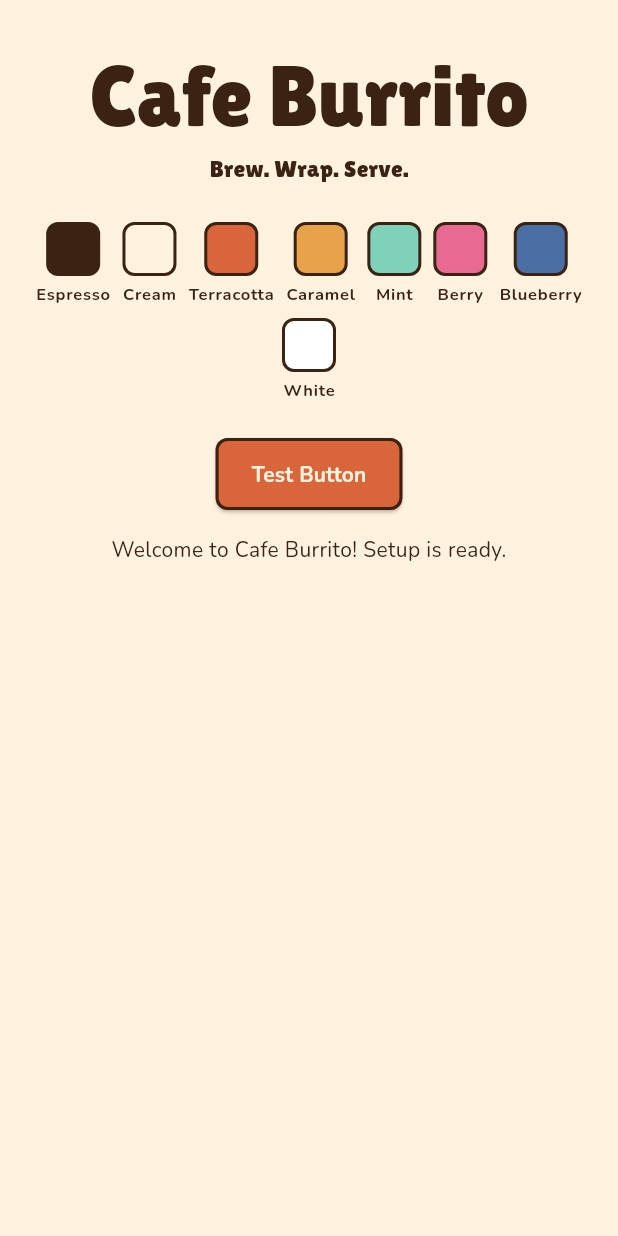
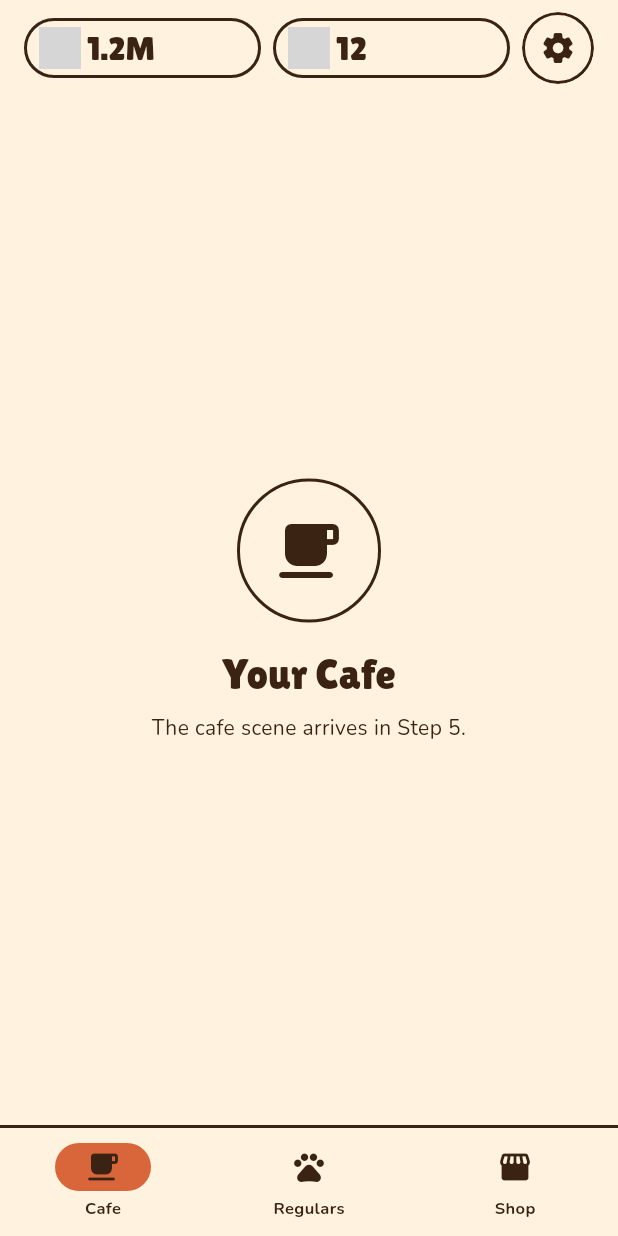
Before and after one commit to sisodiyaashraf/cafe_burrito, a Flutter app: the screen it shows after launch, on a phone screen of 412 x 824 dp. Run offline on Flutter 3.47's test engine with Material 3 defaults, Android fonts, the phone set to English and light mode, and no system bars; our stand-ins replace google_fonts, hive_flutter; accounts and stored records are empty; grey boxes are pictures that could not be loaded.

Commit message:
feat: implement app shell, navigation, HUD, and initial UI screens

```diff
--- a/lib/app.dart
+++ b/lib/app.dart
@@ -1,6 +1,6 @@
 import 'package:flutter/material.dart';
 import 'package:cafe_burrito/core/theme/app_theme.dart';
-import 'package:cafe_burrito/features/cafe/presentation/setup_check_screen.dart';
+import 'package:cafe_burrito/features/cafe/presentation/app_shell.dart';
 
 class CafeBurritoApp extends StatelessWidget {
   const CafeBurritoApp({super.key});
@@ -11,7 +11,7 @@ class CafeBurritoApp extends StatelessWidget {
       title: 'Cafe Burrito',
       debugShowCheckedModeBanner: false,
       theme: AppTheme.light,
-      home: const SetupCheckScreen(),
+      home: const AppShell(),
     );
   }
 }
--- a/lib/core/theme/app_theme.dart
+++ b/lib/core/theme/app_theme.dart
@@ -20,11 +20,13 @@ class AppTheme {
       onError: AppColors.cream,
     );
 
+    final textTheme = createAppTextTheme();
+
     return ThemeData(
       useMaterial3: true,
       colorScheme: colorScheme,
       scaffoldBackgroundColor: AppColors.cream,
-      textTheme: createAppTextTheme(),
+      textTheme: textTheme,
       appBarTheme: const AppBarTheme(
         backgroundColor: AppColors.cream,
         foregroundColor: AppColors.espresso,
@@ -59,6 +61,21 @@ class AppTheme {
           ),
         ),
       ),
+      navigationBarTheme: NavigationBarThemeData(
+        backgroundColor: AppColors.cream,
+        indicatorColor: AppColors.terracotta,
+        elevation: 0,
+        height: 72,
+        iconTheme: const WidgetStatePropertyAll(
+          IconThemeData(color: AppColors.espresso),
+        ),
+        labelTextStyle: WidgetStatePropertyAll(
+          textTheme.labelSmall?.copyWith(
+            color: AppColors.espresso,
+            fontWeight: FontWeight.bold,
+          ),
+        ),
+      ),
     );
   }
 }
--- /dev/null
+++ b/lib/core/utils/number_formatter.dart
@@ -0,0 +1,35 @@
+String formatCompact(double value) {
+  if (value.isNaN || value <= 0) {
+    return '0';
+  }
+  if (value < 1000) {
+    return value.floor().toString();
+  }
+
+  const suffixes = [
+    (1e18, 'Qi'),
+    (1e15, 'Qa'),
+    (1e12, 'T'),
+    (1e9, 'B'),
+    (1e6, 'M'),
+    (1e3, 'K'),
+  ];
+
+  for (final entry in suffixes) {
+    final divisor = entry.$1;
+    final suffix = entry.$2;
+    if (value >= divisor) {
+      final scaled = value / divisor;
+      final tenthsTotal = (scaled * 10 + 1e-9).floor();
+      final whole = tenthsTotal ~/ 10;
+      final tenths = tenthsTotal % 10;
+
+      if (tenths == 0) {
+        return '$whole$suffix';
+      }
+      return '$whole.$tenths$suffix';
+    }
+  }
+
+  return value.floor().toString();
+}
--- /dev/null
+++ b/lib/core/widgets/asset_image_with_fallback.dart
@@ -0,0 +1,27 @@
+import 'package:flutter/material.dart';
+
+class AssetImageWithFallback extends StatelessWidget {
+  const AssetImageWithFallback({
+    super.key,
+    required this.assetPath,
+    required this.fallback,
+    this.size,
+    this.fit = BoxFit.contain,
+  });
+
+  final String assetPath;
+  final Widget fallback;
+  final double? size;
+  final BoxFit fit;
+
+  @override
+  Widget build(BuildContext context) {
+    return Image.asset(
+      assetPath,
+      width: size,
+      height: size,
+      fit: fit,
+      errorBuilder: (context, error, stackTrace) => fallback,
+    );
+  }
+}
--- /dev/null
+++ b/lib/core/widgets/placeholder_panel.dart
@@ -0,0 +1,67 @@
+import 'package:flutter/material.dart';
+import 'package:cafe_burrito/core/constants/app_sizes.dart';
+import 'package:cafe_burrito/core/theme/app_colors.dart';
+
+class PlaceholderPanel extends StatelessWidget {
+  const PlaceholderPanel({
+    super.key,
+    required this.icon,
+    required this.title,
+    required this.subtitle,
+  });
+
+  final IconData icon;
+  final String title;
+  final String subtitle;
+
+  @override
+  Widget build(BuildContext context) {
+    final textTheme = Theme.of(context).textTheme;
+
+    return Center(
+      child: SingleChildScrollView(
+        padding: const EdgeInsets.all(AppSizes.md),
+        child: Column(
+          mainAxisSize: MainAxisSize.min,
+          crossAxisAlignment: CrossAxisAlignment.center,
+          children: [
+            Container(
+              width: 96,
+              height: 96,
+              decoration: const BoxDecoration(
+                color: AppColors.cream,
+                shape: BoxShape.circle,
+                border: Border.fromBorderSide(
+                  BorderSide(
+                    color: AppColors.espresso,
+                    width: AppSizes.outlineWidth,
+                  ),
+                ),
+              ),
+              child: Icon(
+                icon,
+                size: 48,
+                color: AppColors.espresso,
+              ),
+            ),
+            const SizedBox(height: AppSizes.md),
+            Text(
+              title,
+              style: textTheme.headlineMedium,
+              textAlign: TextAlign.center,
+            ),
+            const SizedBox(height: AppSizes.sm),
+            ConstrainedBox(
+              constraints: const BoxConstraints(maxWidth: 320),
+              child: Text(
+                subtitle,
+                style: textTheme.bodyMedium,
+                textAlign: TextAlign.center,
+              ),
+            ),
+          ],
+        ),
+      ),
+    );
+  }
+}
--- /dev/null
+++ b/lib/features/cafe/presentation/app_shell.dart
@@ -0,0 +1,93 @@
+import 'package:flutter/material.dart';
+import 'package:cafe_burrito/core/constants/app_sizes.dart';
+import 'package:cafe_burrito/core/theme/app_colors.dart';
+import 'package:cafe_burrito/features/cafe/presentation/cafe_screen.dart';
+import 'package:cafe_burrito/features/hud/presentation/hud_bar.dart';
+import 'package:cafe_burrito/features/regulars/presentation/regulars_screen.dart';
+import 'package:cafe_burrito/features/settings/presentation/settings_screen.dart';
+import 'package:cafe_burrito/features/shop/presentation/shop_screen.dart';
+
+const double _tempCoins = 1250000;
+const double _tempGoldenBeans = 12;
+
+class AppShell extends StatefulWidget {
+  const AppShell({super.key});
+
+  @override
+  State<AppShell> createState() => _AppShellState();
+}
+
+class _AppShellState extends State<AppShell> {
+  int _selectedIndex = 0;
+
+  static const List<Widget> _screens = [
+    CafeScreen(),
+    RegularsScreen(),
+    ShopScreen(),
+  ];
+
+  void _onSettingsTap() {
+    Navigator.push(
+      context,
+      MaterialPageRoute<void>(
+        builder: (context) => const SettingsScreen(),
+      ),
+    );
+  }
+
+  @override
+  Widget build(BuildContext context) {
+    return Scaffold(
+      body: SafeArea(
+        bottom: false,
+        child: Column(
+          children: [
+            HudBar(
+              coins: _tempCoins,
+              goldenBeans: _tempGoldenBeans,
+              onSettingsTap: _onSettingsTap,
+            ),
+            Expanded(
+              child: IndexedStack(
+                index: _selectedIndex,
+                children: _screens,
+              ),
+            ),
+          ],
+        ),
+      ),
+      bottomNavigationBar: Container(
+        decoration: const BoxDecoration(
+          border: Border(
+            top: BorderSide(
+              color: AppColors.espresso,
+              width: AppSizes.outlineWidth,
+            ),
+          ),
+        ),
+        child: NavigationBar(
+          selectedIndex: _selectedIndex,
+          onDestinationSelected: (index) {
+            setState(() {
+              _selectedIndex = index;
+            });
+          },
+          destinations: const [
+            NavigationDestination(
+              icon: Icon(Icons.local_cafe_rounded),
+              label: 'Cafe',
+            ),
+            NavigationDestination(
+              icon: Icon(Icons.pets_rounded),
+              label: 'Regulars',
+            ),
+            NavigationDestination(
+              icon: Icon(Icons.storefront_rounded),
+              label: 'Shop',
+            ),
+          ],
+        ),
+      ),
+    );
+  }
+}
--- /dev/null
+++ b/lib/features/cafe/presentation/cafe_screen.dart
@@ -0,0 +1,15 @@
+import 'package:flutter/material.dart';
+import 'package:cafe_burrito/core/widgets/placeholder_panel.dart';
+
+class CafeScreen extends StatelessWidget {
+  const CafeScreen({super.key});
+
+  @override
+  Widget build(BuildContext context) {
+    return const PlaceholderPanel(
+      icon: Icons.local_cafe_rounded,
+      title: 'Your Cafe',
+      subtitle: 'The cafe scene arrives in Step 5.',
+    );
+  }
+}
--- a/lib/features/cafe/presentation/palette_swatches.dart
+++ /dev/null
@@ -1,50 +0,0 @@
-import 'package:flutter/material.dart';
-import 'package:cafe_burrito/core/constants/app_sizes.dart';
-import 'package:cafe_burrito/core/theme/app_colors.dart';
-
-class PaletteSwatches extends StatelessWidget {
-  const PaletteSwatches({super.key});
-
-  static const List<(String, Color)> _swatches = [
-    ('Espresso', AppColors.espresso),
-    ('Cream', AppColors.cream),
-    ('Terracotta', AppColors.terracotta),
-    ('Caramel', AppColors.caramel),
-    ('Mint', AppColors.mint),
-    ('Berry', AppColors.berry),
-    ('Blueberry', AppColors.blueberry),
-    ('White', AppColors.white),
-  ];
-
-  @override
-  Widget build(BuildContext context) {
-    final textStyle = Theme.of(context).textTheme.labelSmall;
-
-    return Wrap(
-      spacing: AppSizes.sm,
-      runSpacing: AppSizes.sm,
-      alignment: WrapAlignment.center,
-      children: _swatches.map((item) {
-        return Column(
-          mainAxisSize: MainAxisSize.min,
-          children: [
-            Container(
-              width: 36,
-              height: 36,
-              decoration: BoxDecoration(
-                color: item.$2,
-                borderRadius: BorderRadius.circular(AppSizes.radiusSm),
-                border: Border.all(
-                  color: AppColors.espresso,
-                  width: AppSizes.outlineWidth,
-                ),
-              ),
-            ),
-            const SizedBox(height: AppSizes.xs),
-            Text(item.$1, style: textStyle),
-          ],
-        );
-      }).toList(),
-    );
-  }
-}
--- a/lib/features/cafe/presentation/setup_check_screen.dart
+++ /dev/null
@@ -1,61 +0,0 @@
-import 'package:flutter/material.dart';
-import 'package:cafe_burrito/core/constants/app_sizes.dart';
-import 'package:cafe_burrito/features/cafe/presentation/palette_swatches.dart';
-
-class SetupCheckScreen extends StatelessWidget {
-  const SetupCheckScreen({super.key});
-
-  @override
-  Widget build(BuildContext context) {
-    final textTheme = Theme.of(context).textTheme;
-
-    return Scaffold(
-      body: SafeArea(
-        child: LayoutBuilder(
-          builder: (context, constraints) {
-            return SingleChildScrollView(
-              padding: const EdgeInsets.all(AppSizes.md),
-              child: Center(
-                child: ConstrainedBox(
-                  constraints: const BoxConstraints(maxWidth: 480),
-                  child: Column(
-                    mainAxisAlignment: MainAxisAlignment.center,
-                    crossAxisAlignment: CrossAxisAlignment.center,
-                    children: [
-                      const SizedBox(height: AppSizes.md),
-                      Text(
-                        'Cafe Burrito',
-                        style: textTheme.displayLarge,
-                        textAlign: TextAlign.center,
-                      ),
-                      const SizedBox(height: AppSizes.xs),
-                      Text(
-                        'Brew. Wrap. Serve.',
-                        style: textTheme.titleMedium,
-                        textAlign: TextAlign.center,
-                      ),
-                      const SizedBox(height: AppSizes.lg),
-                      const PaletteSwatches(),
-                      const SizedBox(height: AppSizes.lg),
-                      ElevatedButton(
-                        onPressed: () {},
-                        child: const Text('Test Button'),
-                      ),
-                      const SizedBox(height: AppSizes.md),
-                      Text(
-                        'Welcome to Cafe Burrito! Setup is ready.',
-                        style: textTheme.bodyMedium,
-                        textAlign: TextAlign.center,
-                      ),
-                      const SizedBox(height: AppSizes.md),
-                    ],
-                  ),
-                ),
-              ),
-            );
-          },
-        ),
-      ),
-    );
-  }
-}
--- /dev/null
+++ b/lib/features/hud/presentation/currency_pill.dart
@@ -0,0 +1,86 @@
+import 'package:flutter/material.dart';
+import 'package:cafe_burrito/core/constants/app_sizes.dart';
+import 'package:cafe_burrito/core/theme/app_colors.dart';
+import 'package:cafe_burrito/core/utils/number_formatter.dart';
+import 'package:cafe_burrito/core/widgets/asset_image_with_fallback.dart';
+
+class CurrencyPill extends StatelessWidget {
+  const CurrencyPill({
+    super.key,
+    required this.amount,
+    required this.assetPath,
+    required this.fallbackIcon,
+    required this.fallbackColor,
+    required this.semanticLabel,
+  });
+
+  final double amount;
+  final String assetPath;
+  final IconData fallbackIcon;
+  final Color fallbackColor;
+  final String semanticLabel;
+
+  @override
+  Widget build(BuildContext context) {
+    final textTheme = Theme.of(context).textTheme;
+    final formatted = formatCompact(amount);
+
+    return Semantics(
+      label: '$semanticLabel: $formatted',
+      child: Container(
+        constraints: const BoxConstraints(minHeight: 40),
+        padding: const EdgeInsets.symmetric(
+          horizontal: AppSizes.sm,
+          vertical: AppSizes.xs,
+        ),
+        decoration: BoxDecoration(
+          color: AppColors.cream,
+          borderRadius: BorderRadius.circular(AppSizes.radiusLg),
+          border: Border.all(
+            color: AppColors.espresso,
+            width: AppSizes.outlineWidth,
+          ),
+        ),
+        child: Row(
+          mainAxisSize: MainAxisSize.min,
+          children: [
+            AssetImageWithFallback(
+              assetPath: assetPath,
+              size: 28,
+              fallback: Container(
+                width: 28,
+                height: 28,
+                decoration: BoxDecoration(
+                  color: fallbackColor,
+                  shape: BoxShape.circle,
+                  border: Border.all(
+                    color: AppColors.espresso,
+                    width: AppSizes.outlineWidth,
+                  ),
+                ),
+                child: Icon(
+                  fallbackIcon,
+                  size: 16,
+                  color: AppColors.espresso,
+                ),
+              ),
+            ),
+            const SizedBox(width: AppSizes.xs),
+            Expanded(
+              child: FittedBox(
+                fit: BoxFit.scaleDown,
+                alignment: Alignment.centerLeft,
+                child: Text(
+                  formatted,
+                  style: textTheme.titleLarge?.copyWith(
+                    color: AppColors.espresso,
+                  ),
+                ),
+              ),
+            ),
+          ],
+        ),
+      ),
+    );
+  }
+}
--- /dev/null
+++ b/lib/features/hud/presentation/hud_bar.dart
@@ -0,0 +1,53 @@
+import 'package:flutter/material.dart';
+import 'package:cafe_burrito/core/constants/app_sizes.dart';
+import 'package:cafe_burrito/core/theme/app_colors.dart';
+import 'package:cafe_burrito/features/hud/presentation/currency_pill.dart';
+import 'package:cafe_burrito/features/hud/presentation/settings_button.dart';
+
+class HudBar extends StatelessWidget {
+  const HudBar({
+    super.key,
+    required this.coins,
+    required this.goldenBeans,
+    required this.onSettingsTap,
+  });
+
+  final double coins;
+  final double goldenBeans;
+  final VoidCallback onSettingsTap;
+
+  @override
+  Widget build(BuildContext context) {
+    return Padding(
+      padding: const EdgeInsets.symmetric(
+        horizontal: AppSizes.md,
+        vertical: AppSizes.sm,
+      ),
+      child: Row(
+        children: [
+          Expanded(
+            child: CurrencyPill(
+              amount: coins,
+              assetPath: 'assets/images/ui/ui_coin.png',
+              fallbackIcon: Icons.monetization_on_rounded,
+              fallbackColor: AppColors.caramel,
+              semanticLabel: 'Coins',
+            ),
+          ),
+          const SizedBox(width: AppSizes.sm),
+          Expanded(
+            child: CurrencyPill(
+              amount: goldenBeans,
+              assetPath: 'assets/images/ui/ui_golden_bean.png',
+              fallbackIcon: Icons.coffee_rounded,
+              fallbackColor: AppColors.berry,
+              semanticLabel: 'Golden Beans',
+            ),
+          ),
+          const SizedBox(width: AppSizes.sm),
+          SettingsButton(onPressed: onSettingsTap),
+        ],
+      ),
+    );
+  }
+}
--- /dev/null
+++ b/lib/features/hud/presentation/settings_button.dart
@@ -0,0 +1,41 @@
+import 'package:flutter/material.dart';
+import 'package:cafe_burrito/core/constants/app_sizes.dart';
+import 'package:cafe_burrito/core/theme/app_colors.dart';
+
+class SettingsButton extends StatelessWidget {
+  const SettingsButton({
+    super.key,
+    required this.onPressed,
+  });
+
+  final VoidCallback onPressed;
+
+  @override
+  Widget build(BuildContext context) {
+    return Tooltip(
+      message: 'Settings',
+      child: Material(
+        color: AppColors.cream,
+        shape: const CircleBorder(
+          side: BorderSide(
+            color: AppColors.espresso,
+            width: AppSizes.outlineWidth,
+          ),
+        ),
+        clipBehavior: Clip.antiAlias,
+        child: InkWell(
+          onTap: onPressed,
+          child: const SizedBox(
+            width: AppSizes.minTapTarget,
+            height: AppSizes.minTapTarget,
+            child: Icon(
+              Icons.settings_rounded,
+              color: AppColors.espresso,
+              size: 24,
+            ),
+          ),
+        ),
+      ),
+    );
+  }
+}
--- /dev/null
+++ b/lib/features/regulars/presentation/regulars_screen.dart
@@ -0,0 +1,15 @@
+import 'package:flutter/material.dart';
+import 'package:cafe_burrito/core/widgets/placeholder_panel.dart';
+
+class RegularsScreen extends StatelessWidget {
+  const RegularsScreen({super.key});
+
+  @override
+  Widget build(BuildContext context) {
+    return const PlaceholderPanel(
+      icon: Icons.pets_rounded,
+      title: 'Regulars',
+      subtitle: 'Meet your favorite customers here in a later step.',
+    );
+  }
+}
--- /dev/null
+++ b/lib/features/settings/presentation/settings_screen.dart
@@ -0,0 +1,20 @@
+import 'package:flutter/material.dart';
+import 'package:cafe_burrito/core/widgets/placeholder_panel.dart';
+
+class SettingsScreen extends StatelessWidget {
+  const SettingsScreen({super.key});
+
+  @override
+  Widget build(BuildContext context) {
+    return Scaffold(
+      appBar: AppBar(
+        title: const Text('Settings'),
+      ),
+      body: const PlaceholderPanel(
+        icon: Icons.tune_rounded,
+        title: 'Settings',
+        subtitle: 'Sound and privacy options arrive in a later step.',
+      ),
+    );
+  }
+}
--- /dev/null
+++ b/lib/features/shop/presentation/shop_screen.dart
@@ -0,0 +1,15 @@
+import 'package:flutter/material.dart';
+import 'package:cafe_burrito/core/widgets/placeholder_panel.dart';
+
+class ShopScreen extends StatelessWidget {
+  const ShopScreen({super.key});
+
+  @override
+  Widget build(BuildContext context) {
+    return const PlaceholderPanel(
+      icon: Icons.storefront_rounded,
+      title: 'Shop',
+      subtitle: 'Coins, Golden Beans and boosts arrive in a later step.',
+    );
+  }
+}
```
Also changed, not shown: 4 other files.
